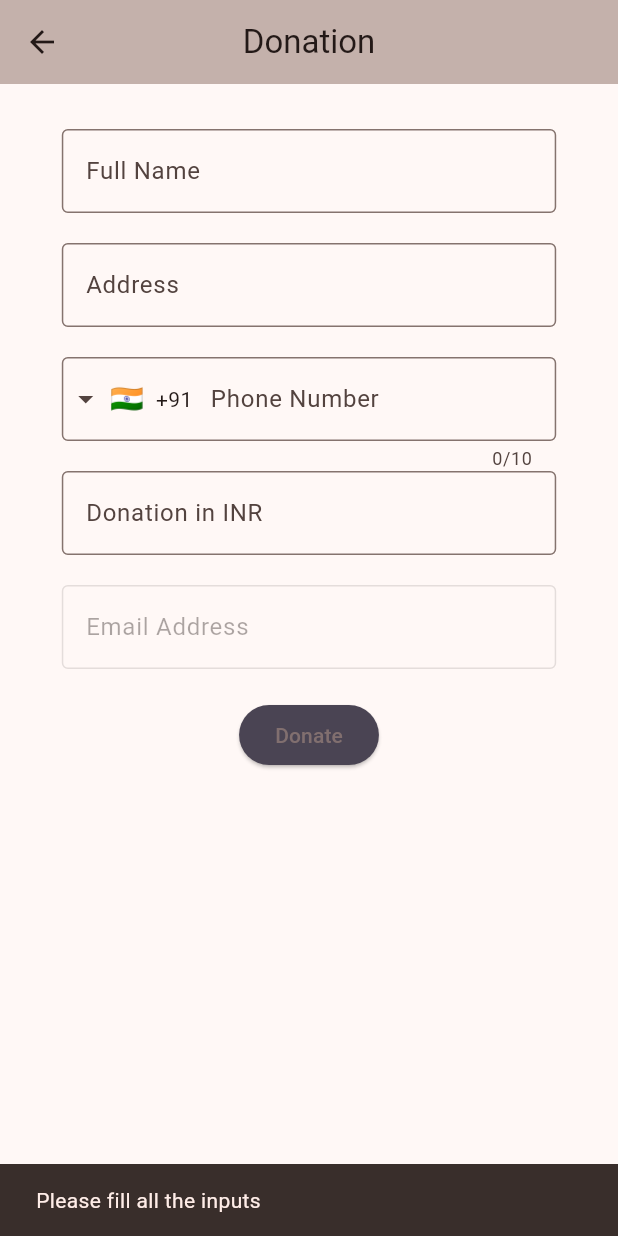
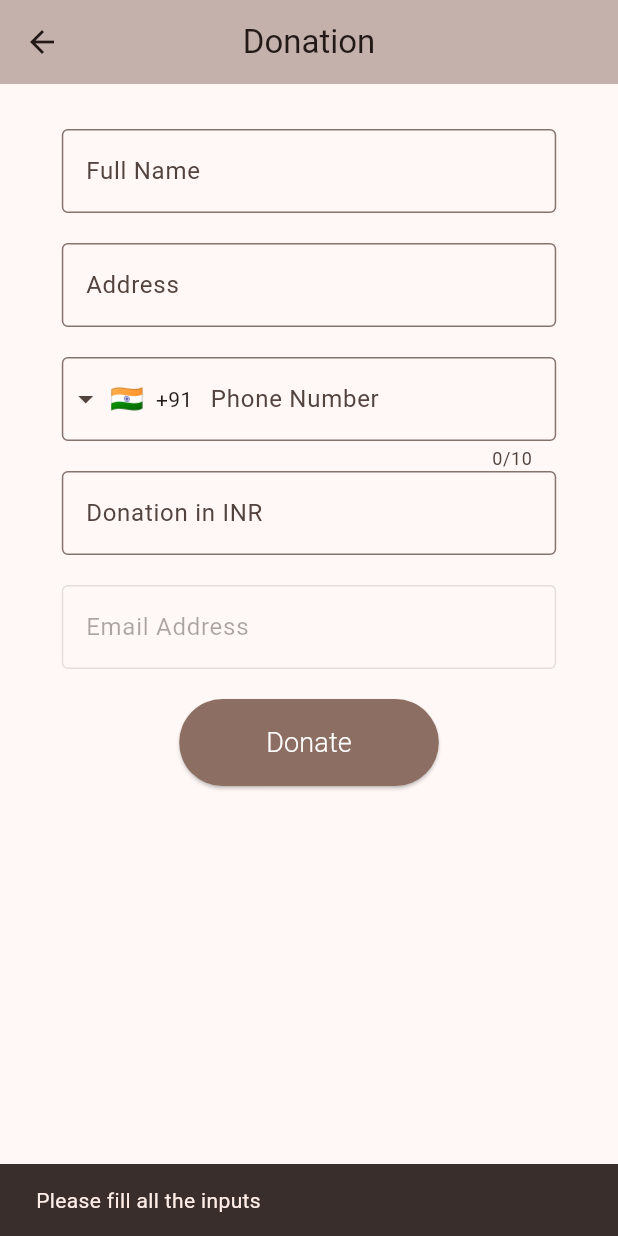
Before and after one commit to shafinmurani/VaReVa-Mobile, a Flutter app: the DonationWidget screen opened directly, after a tap on "Donate", on a phone screen of 412 x 824 dp. Run offline on Flutter 3.47's test engine with Material 3 defaults, Android fonts, the phone set to English and light mode, and no system bars; drawn by our look-alikes of intl_phone_field; our stand-ins replace cached_network_image, cloud_firestore, file_picker, firebase_analytics, firebase_auth, firebase_core and 10 more; missing offline and left inert: auto_height_grid_view, flutter_cached_pdfview, no_screenshot, razorpay_flutter; accounts and stored records are empty; network calls fail; project files that could hold a hidden picture were left out.

Commit message:
Donation page updated

```diff
--- a/lib/screens/books/e_book_info.dart
+++ b/lib/screens/books/e_book_info.dart
@@ -288,9 +288,9 @@ class _MoreInfoWidgetState extends State<MoreInfoWidget> {
                   outerColor: secondary,
                   innerColor: primary,
                   text: s == true
-                      ? "Read"
+                      ? "Swipe to read"
                       : s == false
-                          ? "Purchase"
+                          ? "Swipe to purchase"
                           : "Loading...",
                   onSubmit: () {
                     if (s == true) {
--- a/lib/screens/donation/donation.dart
+++ b/lib/screens/donation/donation.dart
@@ -25,6 +25,8 @@ class _DonationWidgetState extends State<DonationWidget> {
 
   TextEditingController email =
       TextEditingController(text: FirebaseAuth.instance.currentUser?.email);
+  bool isLoading = false;
+
   @override
   void initState() {
     _razorpay.on(Razorpay.EVENT_PAYMENT_SUCCESS, onPaymentSuccess);
@@ -45,6 +47,9 @@ class _DonationWidgetState extends State<DonationWidget> {
       "paymentId": response.paymentId,
       "orderId": response.orderId,
     });
+    setState(() {
+      isLoading = false;
+    });
     // ignore: use_build_context_synchronously
     Navigator.pushReplacement(
         context,
@@ -53,8 +58,18 @@ class _DonationWidgetState extends State<DonationWidget> {
         ));
   }
 
-  void onPaymentFailure(PaymentFailureResponse response) {}
-  void onExternalWallet(ExternalWalletResponse response) {}
+  void onPaymentFailure(PaymentFailureResponse response) {
+    setState(() {
+      isLoading = false;
+    });
+  }
+
+  void onExternalWallet(ExternalWalletResponse response) {
+    setState(() {
+      isLoading = false;
+    });
+  }
+
   @override
   void dispose() {
     _razorpay.clear();
@@ -90,7 +105,9 @@ class _DonationWidgetState extends State<DonationWidget> {
                 ),
                 IntlPhoneField(
                   onChanged: (nume) {
-                    phone.text = nume.completeNumber;
+                    setState(() {
+                      phone.text = nume.completeNumber;
+                    });
                   },
                   initialCountryCode: 'IN',
                   decoration: const InputDecoration(
@@ -104,6 +121,7 @@ class _DonationWidgetState extends State<DonationWidget> {
                   enabled: true,
                   placeholder: "Donation in INR",
                   controller: amt,
+                  keyboardType: TextInputType.number,
                 ),
                 Input(
                   enabled: false,
@@ -114,9 +132,10 @@ class _DonationWidgetState extends State<DonationWidget> {
                   children: [
                     ElevatedButton(
                       style: ElevatedButton.styleFrom(
-                        backgroundColor: secondary,
-                        foregroundColor: primary,
-                      ),
+                          backgroundColor: Colors.brown[400],
+                          foregroundColor: Colors.white,
+                          padding: const EdgeInsets.symmetric(
+                              horizontal: 58, vertical: 16)),
                       onPressed: () {
                         if (name.text.isEmpty ||
                             address.text.isEmpty ||
@@ -128,19 +147,27 @@ class _DonationWidgetState extends State<DonationWidget> {
                           );
                           return;
                         }
-                        var options = {
-                          'key': 'rzp_live_mpe84NF3990468NR7hD',
+                        setState(() {
+                          isLoading = true;
+                        });
+                        Map<String, dynamic> options = {
+                          'key': 'rzp_live_mpe84NF38NR7hD',
                           'amount': int.parse(amt.text) * 100,
                           'name': "Donation by ${name.text} : ${email.text}",
                           'prefill': {
                             'email': email.text,
-                            'contact': phone.text.toString()
-                            // 'contact':
+                            'contact': phone.text
                           }
                         };
                         _razorpay.open(options);
                       },
-                      child: const Text("Donate"),
+                      child: isLoading
+                          ? const CircularProgressIndicator()
+                          : const Text("Donate",
+                              style: TextStyle(
+                                fontSize: 18,
+                                fontWeight: FontWeight.w300,
+                              )),
                     ),
                   ],
                 )
--- a/lib/screens/open_library/more_info.dart
+++ b/lib/screens/open_library/more_info.dart
@@ -264,7 +264,7 @@ class _MoreInfoWidgetState extends State<MoreInfoWidget> {
               child: SlideAction(
                 outerColor: secondary,
                 innerColor: primary,
-                text: "Read",
+                text: "Swipe to read",
                 onSubmit: () {
                   FirebaseFirestore.instance
                       .collection("open_library")
--- a/pubspec.yaml
+++ b/pubspec.yaml
@@ -16,7 +16,7 @@ publish_to: "none" # Remove this line if you wish to publish to pub.dev
 # https://developer.apple.com/library/archive/documentation/General/Reference/InfoPlistKeyReference/Articles/CoreFoundationKeys.html
 # In Windows, build-name is used as the major, minor, and patch parts
 # of the product and file versions while build-number is used as the build suffix.
-version: 1.0.1+3
+version: 1.0.3+5
 
 environment:
   sdk: ">=3.1.3 <4.0.0"
```
